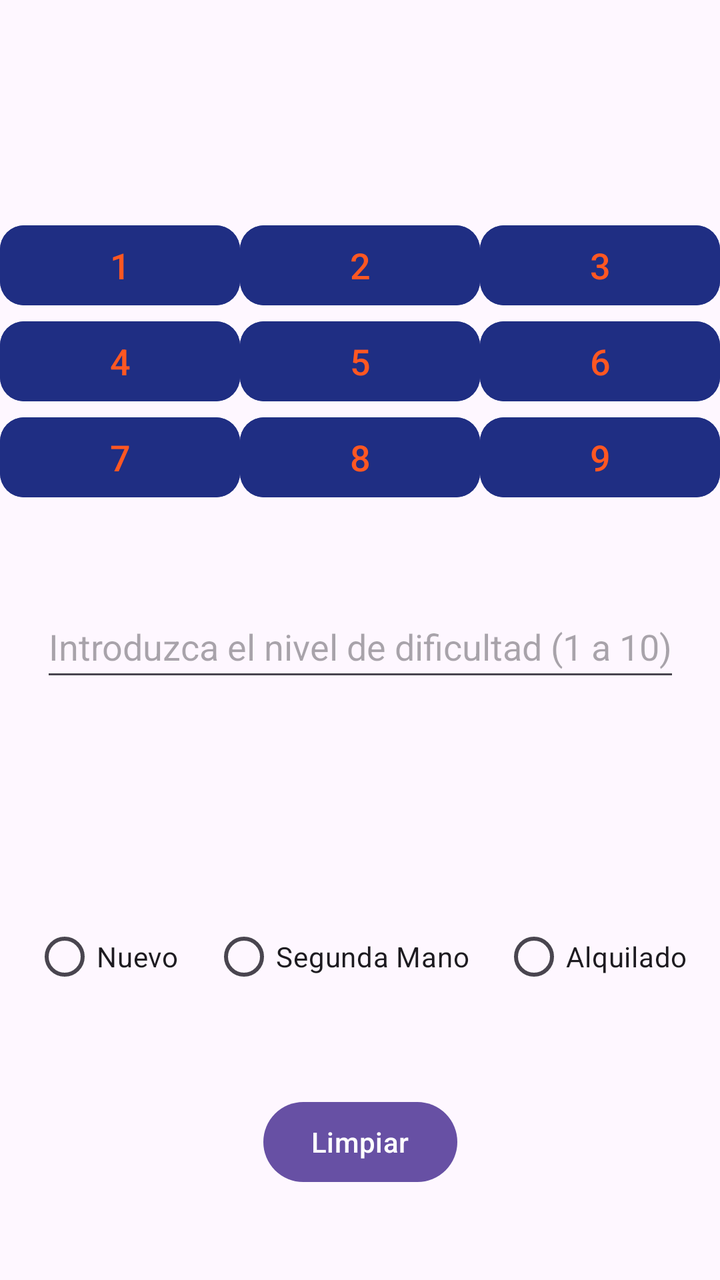
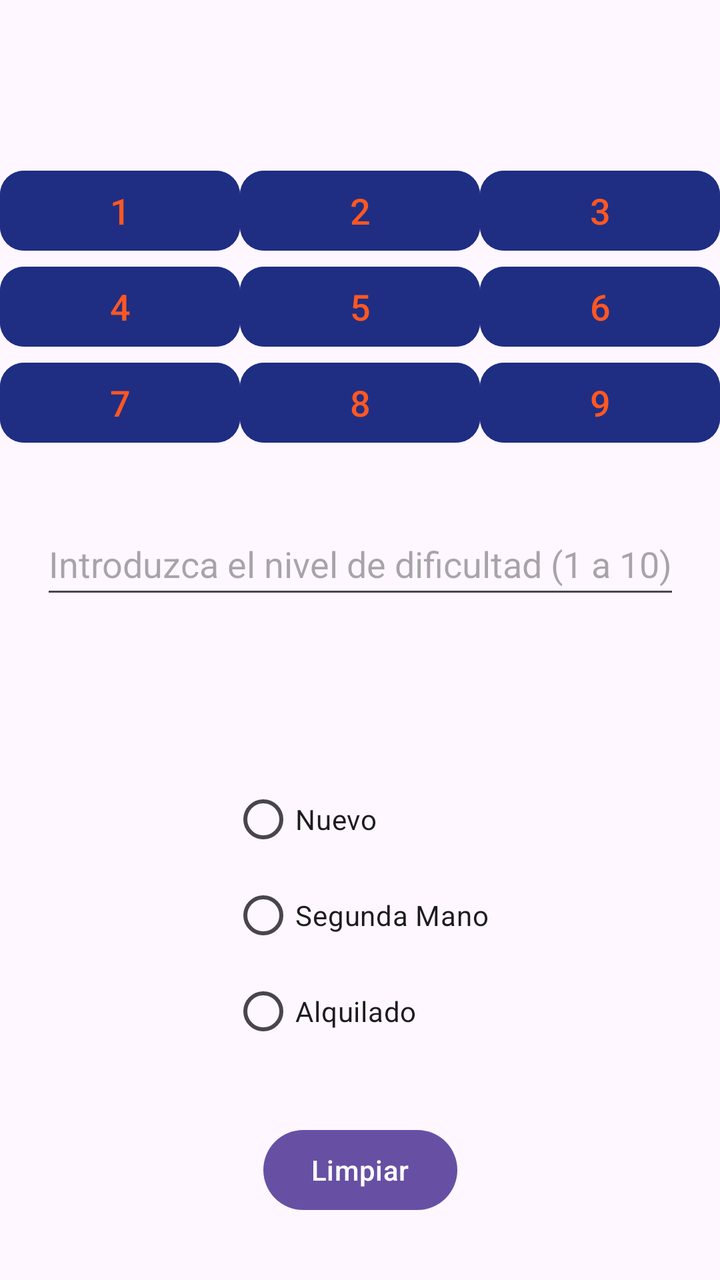

Screens rendered from an Android XML layout before and after an edit, with the pre-edit source and the edit as a unified diff.
<!-- AndroidManifest.xml: application theme Theme.TiendaVideojuegosApp_Luengo_Gomez_Alejandro -->
<!-- res/layout/estado_juegos.xml -->
<?xml version="1.0" encoding="utf-8"?>
<androidx.constraintlayout.widget.ConstraintLayout xmlns:android="http://schemas.android.com/apk/res/android"
    android:layout_width="match_parent"
    android:layout_height="match_parent"
    xmlns:app="http://schemas.android.com/apk/res-auto">

    
    <TextView
        android:id="@+id/tvBotonPulsado"
        android:layout_width="wrap_content"
        android:layout_height="wrap_content"
        android:text=""
        app:layout_constraintEnd_toEndOf="parent"
        app:layout_constraintStart_toStartOf="parent"
        app:layout_constraintBottom_toTopOf="@id/gridLayout"
        app:layout_constraintTop_toTopOf="parent"/>

    <GridLayout
        android:id="@+id/gridLayout"
        android:layout_width="match_parent"
        android:layout_height="wrap_content"
        android:columnCount="3"
        android:rowCount="3"
        android:alignmentMode="alignMargins"
        android:columnOrderPreserved="false"
        app:layout_constraintTop_toBottomOf="@id/tvBotonPulsado"
        app:layout_constraintBottom_toTopOf="@id/etDificultadJuego"
        app:layout_constraintStart_toStartOf="parent"
        app:layout_constraintEnd_toEndOf="parent"
        app:layout_constraintDimensionRatio="1:1">

        <Button
            android:id="@+id/btnPrimero"
            android:text="@string/btnPrimero"
            android:layout_width="0dp"
            android:layout_height="wrap_content"
            android:layout_columnWeight="1"
            style="@style/EstiloBotones"/>

        <Button
            android:id="@+id/btnSegundo"
            android:text="@string/btnSegundo"
            android:layout_width="0dp"
            android:layout_height="wrap_content"
            android:layout_columnWeight="1"
            style="@style/EstiloBotones"/>

        <Button
            android:id="@+id/btnTercero"
            android:text="@string/btnTercero"
            android:layout_width="0dp"
            android:layout_height="wrap_content"
            android:layout_columnWeight="1"
            style="@style/EstiloBotones"/>

        <Button
            android:id="@+id/btnCuarto"
            android:text="@string/btnCuarto"
            android:layout_width="0dp"
            android:layout_height="wrap_content"
            android:layout_columnWeight="1"
            style="@style/EstiloBotones"/>

        <Button
            android:id="@+id/btnQuinto"
            android:text="@string/btnQuinto"
            android:layout_width="0dp"
            android:layout_height="wrap_content"
            android:layout_columnWeight="1"
            style="@style/EstiloBotones"/>

        <Button
            android:id="@+id/btnSexto"
            android:text="@string/btnSexto"
            android:layout_width="0dp"
            android:layout_height="wrap_content"
            android:layout_columnWeight="1"
            style="@style/EstiloBotones"/>

        <Button
            android:id="@+id/btnSeptimo"
            android:text="@string/btnSeptimo"
            android:layout_width="0dp"
            android:layout_height="wrap_content"
            android:layout_columnWeight="1"
            style="@style/EstiloBotones"/>

        <Button
            android:id="@+id/btnOctavo"
            android:text="@string/btnOctavo"
            android:layout_width="0dp"
            android:layout_height="wrap_content"
            android:layout_columnWeight="1"
            style="@style/EstiloBotones"/>

        <Button
            android:id="@+id/btnNoveno"
            android:text="@string/btnNoveno"
            android:layout_width="0dp"
            android:layout_height="wrap_content"
            android:layout_columnWeight="1"
            style="@style/EstiloBotones"/>
        </GridLayout>

    
    <EditText
        android:id="@+id/etDificultadJuego"
        android:layout_width="wrap_content"
        android:layout_height="wrap_content"
        android:hint="@string/etDificultadJuego"
        android:minHeight="48dp"
        android:text=""
        app:layout_constraintBottom_toTopOf="@id/tvDificultadIncorrecta"
        app:layout_constraintEnd_toEndOf="parent"
        app:layout_constraintStart_toStartOf="parent"
        app:layout_constraintTop_toBottomOf="@id/gridLayout" />

    <TextView
        android:id="@+id/tvDificultadIncorrecta"
        android:layout_width="wrap_content"
        android:layout_height="wrap_content"
        android:text=""
        android:textColor="#AC1212"
        app:layout_constraintTop_toBottomOf="@id/etDificultadJuego"
        app:layout_constraintEnd_toEndOf="parent"
        app:layout_constraintStart_toStartOf="parent"
        app:layout_constraintBottom_toTopOf="@id/rbNuevo"/>

    
    <RadioButton
        android:id="@+id/rbNuevo"
        android:layout_width="wrap_content"
        android:layout_height="wrap_content"
        android:text="@string/rbNuevo"
        app:layout_constraintBottom_toTopOf="@id/btnLimpiar"
        app:layout_constraintEnd_toStartOf="@id/rbSegundaMano"
        app:layout_constraintTop_toBottomOf="@id/tvDificultadIncorrecta"
        app:layout_constraintStart_toStartOf="parent"/>

    <RadioButton
        android:id="@+id/rbSegundaMano"
        android:layout_width="wrap_content"
        android:layout_height="wrap_content"
        android:text="@string/rbSegundaMano"
        app:layout_constraintBottom_toTopOf="@id/btnLimpiar"
        app:layout_constraintTop_toBottomOf="@id/tvDificultadIncorrecta"
        app:layout_constraintEnd_toStartOf="@id/rbAlquilado"
        app:layout_constraintStart_toEndOf="@id/rbNuevo"/>

    <RadioButton
        android:id="@+id/rbAlquilado"
        android:layout_width="wrap_content"
        android:layout_height="wrap_content"
        android:text="@string/rbAlquilado"
        app:layout_constraintBottom_toTopOf="@id/btnLimpiar"
        app:layout_constraintTop_toBottomOf="@id/tvDificultadIncorrecta"
        app:layout_constraintEnd_toEndOf="parent"
        app:layout_constraintStart_toEndOf="@id/rbSegundaMano"/>

    <Button
        android:id="@+id/btnLimpiar"
        android:layout_width="wrap_content"
        android:layout_height="wrap_content"
        android:text="@string/btnLimpiar"
        app:layout_constraintBottom_toBottomOf="parent"
        app:layout_constraintEnd_toEndOf="parent"
        app:layout_constraintStart_toStartOf="parent"
        app:layout_constraintTop_toBottomOf="@id/rbNuevo"/>


</androidx.constraintlayout.widget.ConstraintLayout>
<!-- resources referenced by this layout -->
<resources>
  <string name="btnCuarto"> 4 </string>
  <string name="btnLimpiar">Limpiar</string>
  <string name="btnNoveno"> 9 </string>
  <string name="btnOctavo"> 8 </string>
  <string name="btnPrimero"> 1 </string>
  <string name="btnQuinto">  5 </string>
  <string name="btnSegundo"> 2 </string>
  <string name="btnSeptimo"> 7 </string>
  <string name="btnSexto"> 6 </string>
  <string name="btnTercero"> 3 </string>
  <string name="etDificultadJuego">Introduzca el nivel de dificultad (1 a 10)</string>
  <string name="rbAlquilado">Alquilado</string>
  <string name="rbNuevo">Nuevo</string>
  <string name="rbSegundaMano">Segunda Mano</string>
  <style name="EstiloBotones" parent="Widget.Material3.Button.UnelevatedButton">
          <item name="android:textSize">18sp</item>
          <item name="android:textColor">#FF5722</item>
          <item name="android:backgroundTint">#1F2E83</item>
          
          <item name="cornerRadius">12dp</item>
          
          <item name="rippleColor">#03DAC5</item>
      </style>
  <style name="Theme.TiendaVideojuegosApp_Luengo_Gomez_Alejandro" parent="Base.Theme.TiendaVideojuegosApp_Luengo_Gomez_Alejandro" />
  <style name="Base.Theme.TiendaVideojuegosApp_Luengo_Gomez_Alejandro" parent="Theme.Material3.DayNight.NoActionBar">
          
          
      </style>
</resources>

<!-- the commit's change to res/layout/estado_juegos.xml (unified diff, before → after) -->
@@ -1,5 +1,6 @@
 <?xml version="1.0" encoding="utf-8"?>
 <androidx.constraintlayout.widget.ConstraintLayout xmlns:android="http://schemas.android.com/apk/res/android"
+    android:id="@+id/mainLayoutEstadoJuegos"
     android:layout_width="match_parent"
     android:layout_height="match_parent"
     xmlns:app="http://schemas.android.com/apk/res-auto">
@@ -124,38 +125,37 @@
         app:layout_constraintTop_toBottomOf="@id/etDificultadJuego"
         app:layout_constraintEnd_toEndOf="parent"
         app:layout_constraintStart_toStartOf="parent"
-        app:layout_constraintBottom_toTopOf="@id/rbNuevo"/>
+        app:layout_constraintBottom_toTopOf="@id/RadioGroup"/>
 
     
-    <RadioButton
-        android:id="@+id/rbNuevo"
+    <RadioGroup
+        android:id="@+id/RadioGroup"
         android:layout_width="wrap_content"
         android:layout_height="wrap_content"
-        android:text="@string/rbNuevo"
-        app:layout_constraintBottom_toTopOf="@id/btnLimpiar"
-        app:layout_constraintEnd_toStartOf="@id/rbSegundaMano"
         app:layout_constraintTop_toBottomOf="@id/tvDificultadIncorrecta"
-        app:layout_constraintStart_toStartOf="parent"/>
+        app:layout_constraintStart_toStartOf="parent"
+        app:layout_constraintEnd_toEndOf="parent"
+        app:layout_constraintBottom_toTopOf="@id/btnLimpiar">
 
-    <RadioButton
-        android:id="@+id/rbSegundaMano"
-        android:layout_width="wrap_content"
-        android:layout_height="wrap_content"
-        android:text="@string/rbSegundaMano"
-        app:layout_constraintBottom_toTopOf="@id/btnLimpiar"
-        app:layout_constraintTop_toBottomOf="@id/tvDificultadIncorrecta"
-        app:layout_constraintEnd_toStartOf="@id/rbAlquilado"
-        app:layout_constraintStart_toEndOf="@id/rbNuevo"/>
+        <RadioButton
+            android:id="@+id/rbNuevo"
+            android:layout_width="wrap_content"
+            android:layout_height="wrap_content"
+            android:text="@string/rbNuevo" />
 
-    <RadioButton
-        android:id="@+id/rbAlquilado"
-        android:layout_width="wrap_content"
-        android:layout_height="wrap_content"
-        android:text="@string/rbAlquilado"
-        app:layout_constraintBottom_toTopOf="@id/btnLimpiar"
-        app:layout_constraintTop_toBottomOf="@id/tvDificultadIncorrecta"
-        app:layout_constraintEnd_toEndOf="parent"
-        app:layout_constraintStart_toEndOf="@id/rbSegundaMano"/>
+        <RadioButton
+            android:id="@+id/rbSegundaMano"
+            android:layout_width="wrap_content"
+            android:layout_height="wrap_content"
+            android:text="@string/rbSegundaMano" />
+
+        <RadioButton
+            android:id="@+id/rbAlquilado"
+            android:layout_width="wrap_content"
+            android:layout_height="wrap_content"
+            android:text="@string/rbAlquilado" />
+
+    </RadioGroup>
 
     <Button
         android:id="@+id/btnLimpiar"
@@ -165,7 +165,7 @@
         app:layout_constraintBottom_toBottomOf="parent"
         app:layout_constraintEnd_toEndOf="parent"
         app:layout_constraintStart_toStartOf="parent"
-        app:layout_constraintTop_toBottomOf="@id/rbNuevo"/>
+        app:layout_constraintTop_toBottomOf="@id/RadioGroup"/>
 
 
 </androidx.constraintlayout.widget.ConstraintLayout>
